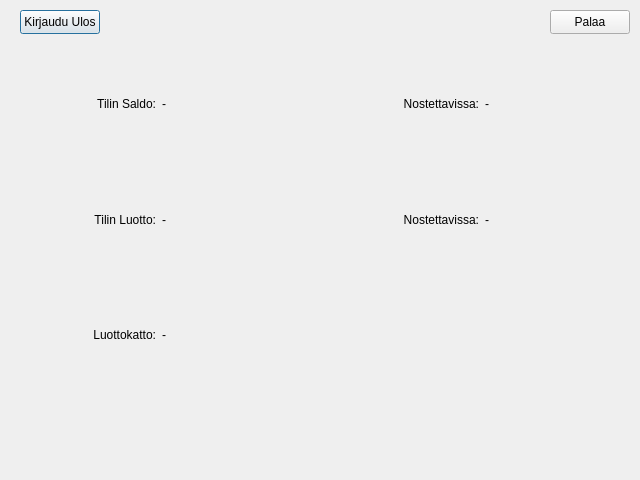
Old version of the form frontend/balancewindow.ui in the repository slmksav/Qt6-ATM-app.
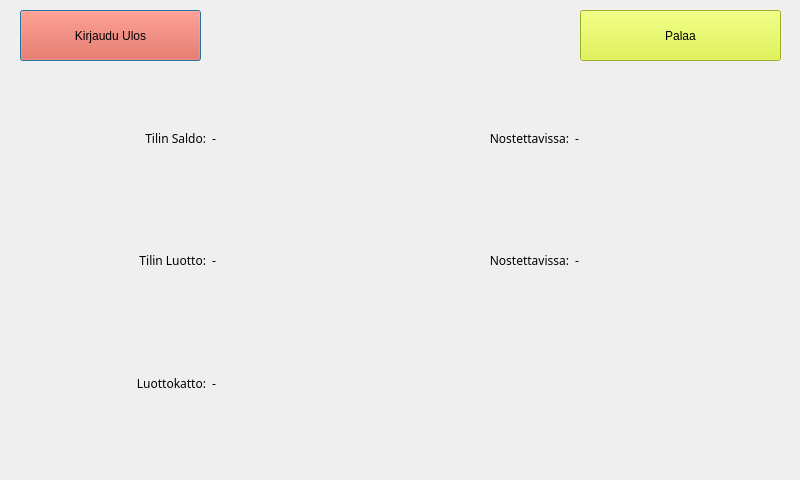
New version of the form. Icons and pictures are not drawn.

```diff
--- a/frontend/balancewindow.ui
+++ b/frontend/balancewindow.ui
@@ -9,10 +9,22 @@
    <rect>
     <x>0</x>
     <y>0</y>
-    <width>640</width>
+    <width>800</width>
     <height>480</height>
    </rect>
   </property>
+  <property name="minimumSize">
+   <size>
+    <width>800</width>
+    <height>480</height>
+   </size>
+  </property>
+  <property name="maximumSize">
+   <size>
+    <width>800</width>
+    <height>480</height>
+   </size>
+  </property>
   <property name="windowTitle">
    <string>Dialog</string>
   </property>
@@ -21,10 +33,14 @@
     <rect>
      <x>20</x>
      <y>10</y>
-     <width>80</width>
-     <height>24</height>
+     <width>181</width>
+     <height>51</height>
     </rect>
    </property>
+   <property name="styleSheet">
+    <string notr="true">background-color: rgb(255, 71, 39);
+</string>
+   </property>
    <property name="text">
     <string>Kirjaudu Ulos</string>
    </property>
@@ -32,12 +48,15 @@
   <widget class="QPushButton" name="buttonReturn">
    <property name="geometry">
     <rect>
-     <x>550</x>
+     <x>580</x>
      <y>10</y>
-     <width>80</width>
-     <height>24</height>
+     <width>201</width>
+     <height>51</height>
     </rect>
    </property>
+   <property name="styleSheet">
+    <string notr="true">background-color: rgb(217, 243, 46);</string>
+   </property>
    <property name="text">
     <string>Palaa</string>
    </property>
@@ -45,10 +64,10 @@
   <widget class="QWidget" name="horizontalLayoutWidget">
    <property name="geometry">
     <rect>
-     <x>0</x>
-     <y>49</y>
-     <width>641</width>
-     <height>341</height>
+     <x>30</x>
+     <y>80</y>
+     <width>721</width>
+     <height>361</height>
     </rect>
    </property>
    <layout class="QHBoxLayout" name="horizontalLayout">
@@ -56,6 +75,11 @@
      <layout class="QVBoxLayout" name="verticalLayout">
       <item>
        <widget class="QLabel" name="labelInfoBalance">
+        <property name="font">
+         <font>
+          <family>Verdana Pro</family>
+         </font>
+        </property>
         <property name="text">
          <string>Tilin Saldo:</string>
         </property>
@@ -66,6 +90,11 @@
       </item>
       <item>
        <widget class="QLabel" name="labelInfoCredit">
+        <property name="font">
+         <font>
+          <family>Verdana Pro</family>
+         </font>
+        </property>
         <property name="text">
          <string>Tilin Luotto:</string>
         </property>
@@ -76,6 +105,11 @@
       </item>
       <item>
        <widget class="QLabel" name="labelInfoCreditMax">
+        <property name="font">
+         <font>
+          <family>Verdana Pro</family>
+         </font>
+        </property>
         <property name="text">
          <string>Luottokatto:</string>
         </property>
@@ -90,6 +124,12 @@
      <layout class="QVBoxLayout" name="verticalLayout_2">
       <item>
        <widget class="QLabel" name="labelBalance">
+        <property name="font">
+         <font>
+          <family>Verdana Pro Cond Black</family>
+          <bold>false</bold>
+         </font>
+        </property>
         <property name="text">
          <string>-</string>
         </property>
@@ -97,6 +137,12 @@
       </item>
       <item>
        <widget class="QLabel" name="labelCredit">
+        <property name="font">
+         <font>
+          <family>Verdana Pro Cond Black</family>
+          <bold>false</bold>
+         </font>
+        </property>
         <property name="text">
          <string>-</string>
         </property>
@@ -104,6 +150,12 @@
       </item>
       <item>
        <widget class="QLabel" name="labelCreditMax">
+        <property name="font">
+         <font>
+          <family>Verdana Pro Cond Black</family>
+          <bold>false</bold>
+         </font>
+        </property>
         <property name="text">
          <string>-</string>
         </property>
@@ -115,6 +167,11 @@
      <layout class="QVBoxLayout" name="verticalLayout_3">
       <item>
        <widget class="QLabel" name="labelInfoBalanceAvail">
+        <property name="font">
+         <font>
+          <family>Verdana Pro</family>
+         </font>
+        </property>
         <property name="text">
          <string>Nostettavissa:</string>
         </property>
@@ -125,6 +182,11 @@
       </item>
       <item>
        <widget class="QLabel" name="labelInfoCreditAvail">
+        <property name="font">
+         <font>
+          <family>Verdana Pro</family>
+         </font>
+        </property>
         <property name="text">
          <string>Nostettavissa:</string>
         </property>
@@ -135,6 +197,11 @@
       </item>
       <item>
        <widget class="QLabel" name="labelInfoEmpty">
+        <property name="font">
+         <font>
+          <family>Verdana Pro</family>
+         </font>
+        </property>
         <property name="text">
          <string/>
         </property>
@@ -149,6 +216,12 @@
      <layout class="QVBoxLayout" name="verticalLayout_4">
       <item>
        <widget class="QLabel" name="labelBalanceAvail">
+        <property name="font">
+         <font>
+          <family>Verdana Pro Cond Black</family>
+          <bold>false</bold>
+         </font>
+        </property>
         <property name="text">
          <string>-</string>
         </property>
@@ -156,6 +229,12 @@
       </item>
       <item>
        <widget class="QLabel" name="labelCreditAvail">
+        <property name="font">
+         <font>
+          <family>Verdana Pro Cond Black</family>
+          <bold>false</bold>
+         </font>
+        </property>
         <property name="text">
          <string>-</string>
         </property>
@@ -163,6 +242,12 @@
       </item>
       <item>
        <widget class="QLabel" name="labelEmpty">
+        <property name="font">
+         <font>
+          <family>Verdana Pro Cond Black</family>
+          <bold>false</bold>
+         </font>
+        </property>
         <property name="text">
          <string/>
         </property>
@@ -175,6 +260,28 @@
     </item>
    </layout>
   </widget>
+  <widget class="QWidget" name="widget" native="true">
+   <property name="geometry">
+    <rect>
+     <x>0</x>
+     <y>0</y>
+     <width>801</width>
+     <height>481</height>
+    </rect>
+   </property>
+   <property name="styleSheet">
+    <string notr="true">
+    background-image: url(:/exeimgs/blueblue.png);
+    background-repeat: no-repeat;
+    background-position: center;
+
+</string>
+   </property>
+  </widget>
+  <zorder>widget</zorder>
+  <zorder>buttonLogout</zorder>
+  <zorder>buttonReturn</zorder>
+  <zorder>horizontalLayoutWidget</zorder>
  </widget>
  <resources/>
  <connections/>
```
